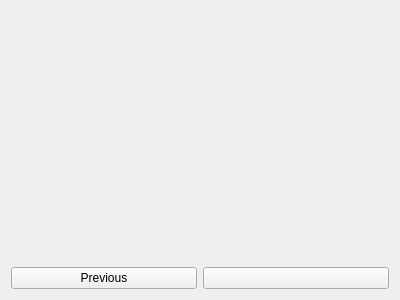
Old version of the form include/gui/widgets/ButtonSelecterWidget.ui in the repository beatussum/pmsexp.
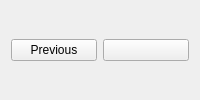
New version of the form. Icons and pictures are not drawn.

Commit message: clean ui and change `gui::widgets::SelecterWidget` API

Patch:
```diff
--- a/include/gui/widgets/ButtonSelecterWidget.ui
+++ b/include/gui/widgets/ButtonSelecterWidget.ui
@@ -2,18 +2,7 @@
 <ui version="4.0">
  <class>ButtonSelecterWidget</class>
  <widget class="QWidget" name="ButtonSelecterWidget">
-  <property name="geometry">
-   <rect>
-    <x>0</x>
-    <y>0</y>
-    <width>400</width>
-    <height>300</height>
-   </rect>
-  </property>
   <layout class="QVBoxLayout" name="m_main_layout">
-   <item>
-    <widget class="QStackedWidget" name="m_stacked_widget"/>
-   </item>
    <item>
     <layout class="QHBoxLayout" name="m_button_layout">
      <item>
```
Left out of the diff: 3 changed lines with no effect on the pictures. The commit also changes 12 other files.
